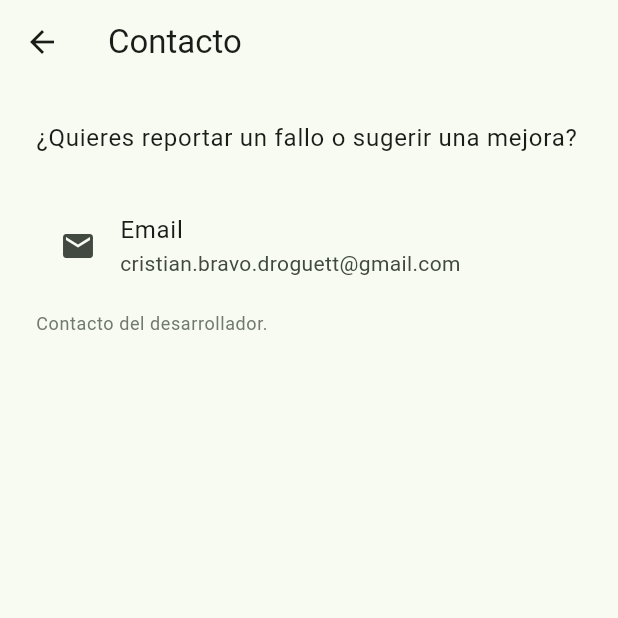
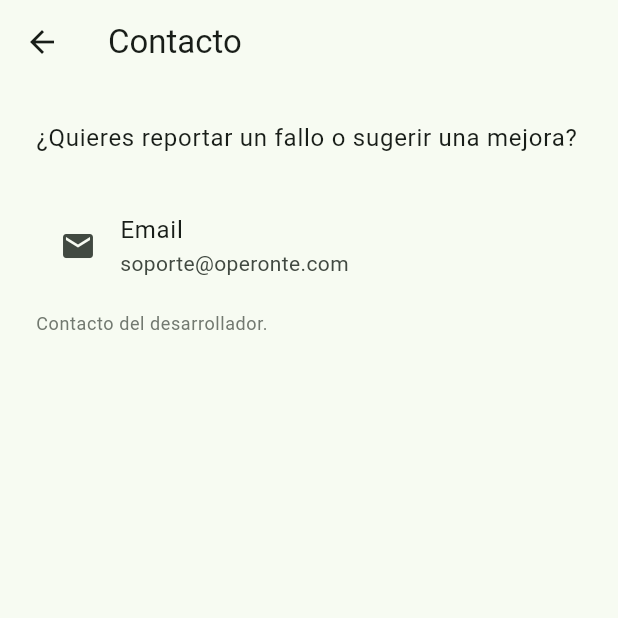
Before and after one commit to operonte/fast, a Flutter app: the ContactScreen screen opened by its route, on a phone screen of 412 x 824 dp, the top half of it. Run offline on Flutter 3.47's test engine with Material 3 defaults, Android fonts, the light colour scheme and no system bars; our stand-ins replace go_router, package_info_plus, share_plus, shared_preferences, vibration; accounts and stored records are empty.

Commit message:
security: reemplaza email personal por soporte@operonte.com

```diff
--- a/lib/screens/contact_screen.dart
+++ b/lib/screens/contact_screen.dart
@@ -29,9 +29,9 @@ class ContactScreen extends StatelessWidget {
             ListTile(
               leading: const Icon(Icons.email),
               title: const Text('Email'),
-              subtitle: const Text('cristian.bravo.droguett@gmail.com'),
+              subtitle: const Text('soporte@operonte.com'),
               onTap: () => launchUrl(
-                Uri.parse('mailto:cristian.bravo.droguett@gmail.com'),
+                Uri.parse('mailto:soporte@operonte.com'),
               ),
             ),
             const SizedBox(height: 8),
```
